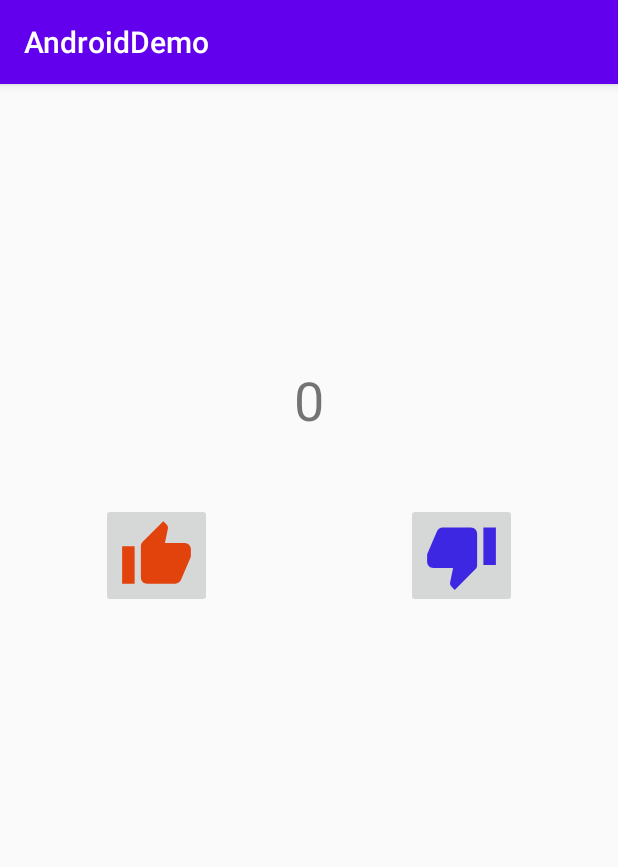
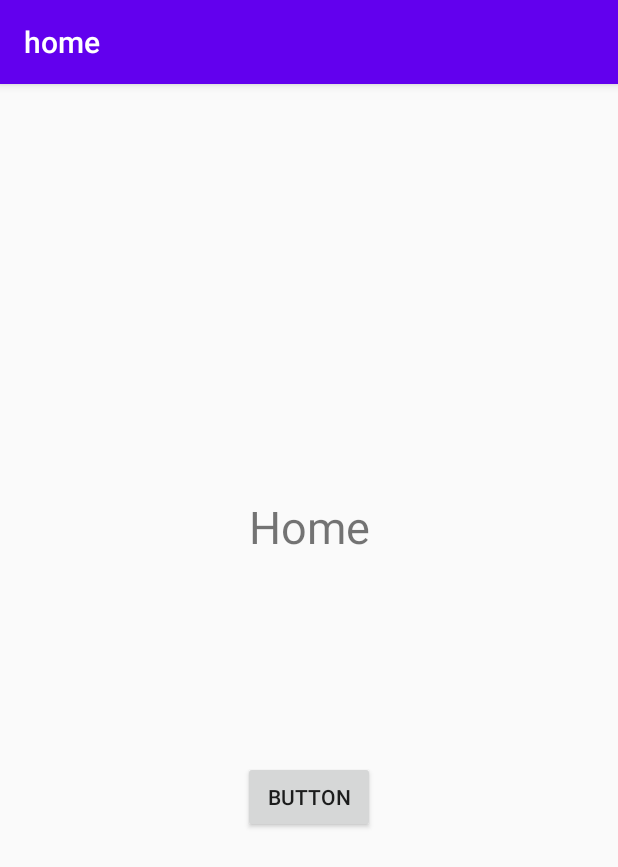
Before and after one commit to Edgar-Dong/Study, an Android app: the screen it shows after launch (LiveDataActivity before the commit, NavigationActivity after it), on a phone screen of 412 x 824 dp. Shown: the top 867 px of the screen. Run offline under Robolectric (Android 15) with nearby library versions, the phone set to English and light mode, and no system bars; our stand-ins replace Dagger/Hilt's generated code, navigation-ui; libraries missing offline, so code that uses them is left out: com.alibaba.android; 1 statement that could not run was skipped.

Commit message:
1、navigation入门 2、multidex添加

```diff
--- a/app/src/main/java/com/android/example/MainApp.java
+++ b/app/src/main/java/com/android/example/MainApp.java
@@ -1,6 +1,10 @@
 package com.android.example;
 
 import android.app.Application;
+import android.content.Context;
+
+import androidx.multidex.MultiDex;
+import androidx.multidex.MultiDexApplication;
 
 import com.alibaba.android.arouter.launcher.ARouter;
 import dagger.hilt.android.HiltAndroidApp;
@@ -11,7 +15,14 @@ import dagger.hilt.android.HiltAndroidApp;
  * @description:
  */
 @HiltAndroidApp
-public class MainApp extends Application {
+public class MainApp extends MultiDexApplication {
+
+    @Override
+    protected void attachBaseContext(Context base) {
+        super.attachBaseContext(base);
+        MultiDex.install(this);
+    }
+
     @Override
     public void onCreate() {
         super.onCreate();
--- /dev/null
+++ b/app/src/main/java/com/android/example/jetpack/navigation/HomeFragment.java
@@ -0,0 +1,81 @@
+package com.android.example.jetpack.navigation;
+
+import android.os.Bundle;
+
+import androidx.annotation.Nullable;
+import androidx.fragment.app.Fragment;
+import androidx.navigation.NavController;
+import androidx.navigation.Navigation;
+
+import android.view.LayoutInflater;
+import android.view.View;
+import android.view.ViewGroup;
+
+import com.android.example.R;
+
+/**
+ * A simple {@link Fragment} subclass.
+ * Use the {@link HomeFragment#newInstance} factory method to
+ * create an instance of this fragment.
+ */
+public class HomeFragment extends Fragment {
+
+    // TODO: Rename parameter arguments, choose names that match
+    // the fragment initialization parameters, e.g. ARG_ITEM_NUMBER
+    private static final String ARG_PARAM1 = "param1";
+    private static final String ARG_PARAM2 = "param2";
+
+    // TODO: Rename and change types of parameters
+    private String mParam1;
+    private String mParam2;
+
+    public HomeFragment() {
+        // Required empty public constructor
+    }
+
+    /**
+     * Use this factory method to create a new instance of
+     * this fragment using the provided parameters.
+     *
+     * @param param1 Parameter 1.
+     * @param param2 Parameter 2.
+     * @return A new instance of fragment HomeFragment.
+     */
+    // TODO: Rename and change types and number of parameters
+    public static HomeFragment newInstance(String param1, String param2) {
+        HomeFragment fragment = new HomeFragment();
+        Bundle args = new Bundle();
+        args.putString(ARG_PARAM1, param1);
+        args.putString(ARG_PARAM2, param2);
+        fragment.setArguments(args);
+        return fragment;
+    }
+
+    @Override
+    public void onCreate(Bundle savedInstanceState) {
+        super.onCreate(savedInstanceState);
+        if (getArguments() != null) {
+            mParam1 = getArguments().getString(ARG_PARAM1);
+            mParam2 = getArguments().getString(ARG_PARAM2);
+        }
+    }
+
+    @Override
+    public View onCreateView(LayoutInflater inflater, ViewGroup container,
+                             Bundle savedInstanceState) {
+        // Inflate the layout for this fragment
+        return inflater.inflate(R.layout.fragment_home, container, false);
+    }
+
+    @Override
+    public void onActivityCreated(@Nullable Bundle savedInstanceState) {
+        super.onActivityCreated(savedInstanceState);
+        getView().findViewById(R.id.button).setOnClickListener(new View.OnClickListener() {
+            @Override
+            public void onClick(View v) {
+                NavController controller = Navigation.findNavController(v);
+                controller.navigate(R.id.action_homeFragment_to_detailFragment);
+            }
+        });
+    }
+}
--- /dev/null
+++ b/app/src/main/java/com/android/example/jetpack/navigation/NavigationActivity.java
@@ -0,0 +1,28 @@
+package com.android.example.jetpack.navigation;
+
+import androidx.appcompat.app.AppCompatActivity;
+import androidx.navigation.NavController;
+import androidx.navigation.Navigation;
+import androidx.navigation.ui.NavigationUI;
+
+import android.os.Bundle;
+
+import com.android.example.R;
+
+public class NavigationActivity extends AppCompatActivity {
+
+    @Override
+    protected void onCreate(Bundle savedInstanceState) {
+        super.onCreate(savedInstanceState);
+        setContentView(R.layout.activity_navigation);
+        NavController controller = Navigation.findNavController(this,R.id.fragment);
+        NavigationUI.setupActionBarWithNavController(this,controller);
+    }
+
+    @Override
+    public boolean onSupportNavigateUp() {
+        //return super.onSupportNavigateUp();
+        NavController controller = Navigation.findNavController(this,R.id.fragment);
+        return controller.navigateUp();
+    }
+}
--- /dev/null
+++ b/app/src/main/res/layout/activity_navigation.xml
@@ -0,0 +1,20 @@
+<?xml version="1.0" encoding="utf-8"?>
+<androidx.constraintlayout.widget.ConstraintLayout xmlns:android="http://schemas.android.com/apk/res/android"
+    xmlns:app="http://schemas.android.com/apk/res-auto"
+    xmlns:tools="http://schemas.android.com/tools"
+    android:layout_width="match_parent"
+    android:layout_height="match_parent"
+    tools:context=".jetpack.navigation.NavigationActivity">
+
+    <fragment
+        android:id="@+id/fragment"
+        android:name="androidx.navigation.fragment.NavHostFragment"
+        android:layout_width="match_parent"
+        android:layout_height="match_parent"
+        app:defaultNavHost="true"
+        app:layout_constraintBottom_toBottomOf="parent"
+        app:layout_constraintEnd_toEndOf="parent"
+        app:layout_constraintStart_toStartOf="parent"
+        app:layout_constraintTop_toTopOf="parent"
+        app:navGraph="@navigation/my_nav_graph" />
+</androidx.constraintlayout.widget.ConstraintLayout>
--- /dev/null
+++ b/app/src/main/res/layout/fragment_home.xml
@@ -0,0 +1,44 @@
+<?xml version="1.0" encoding="utf-8"?>
+<FrameLayout xmlns:android="http://schemas.android.com/apk/res/android"
+    xmlns:app="http://schemas.android.com/apk/res-auto"
+    xmlns:tools="http://schemas.android.com/tools"
+    android:layout_width="match_parent"
+    android:layout_height="match_parent"
+    tools:context=".jetpack.navigation.HomeFragment">
+
+    <androidx.constraintlayout.widget.ConstraintLayout
+        android:layout_width="match_parent"
+        android:layout_height="match_parent">
+
+        <androidx.constraintlayout.widget.Guideline
+            android:id="@+id/guideline"
+            android:layout_width="wrap_content"
+            android:layout_height="wrap_content"
+            android:orientation="horizontal"
+            app:layout_constraintGuide_begin="516dp"
+            app:layout_constraintGuide_percent="0.5" />
+
+        <TextView
+            android:id="@+id/textView3"
+            android:layout_width="wrap_content"
+            android:layout_height="wrap_content"
+            android:text="@string/home"
+            android:textSize="30sp"
+            app:layout_constraintBottom_toTopOf="@+id/guideline"
+            app:layout_constraintEnd_toEndOf="parent"
+            app:layout_constraintStart_toStartOf="parent"
+            app:layout_constraintTop_toTopOf="parent"
+            app:layout_constraintVertical_bias="0.8" />
+
+        <Button
+            android:id="@+id/button"
+            android:layout_width="wrap_content"
+            android:layout_height="wrap_content"
+            android:text="@string/nav_home_button"
+            app:layout_constraintBottom_toBottomOf="parent"
+            app:layout_constraintEnd_toEndOf="parent"
+            app:layout_constraintStart_toStartOf="parent"
+            app:layout_constraintTop_toTopOf="@+id/guideline"
+            app:layout_constraintVertical_bias="0.19999999" />
+    </androidx.constraintlayout.widget.ConstraintLayout>
+</FrameLayout>
--- /dev/null
+++ b/app/src/main/res/navigation/my_nav_graph.xml
@@ -0,0 +1,30 @@
+<?xml version="1.0" encoding="utf-8"?>
+<navigation xmlns:android="http://schemas.android.com/apk/res/android"
+    xmlns:app="http://schemas.android.com/apk/res-auto"
+    xmlns:tools="http://schemas.android.com/tools"
+    android:id="@+id/my_nav_graph"
+    app:startDestination="@id/homeFragment">
+
+    <fragment
+        android:id="@+id/homeFragment"
+        android:name="com.android.example.jetpack.navigation.HomeFragment"
+        android:label="home"
+        tools:layout="@layout/fragment_home">
+        <action
+            android:id="@+id/action_homeFragment_to_detailFragment"
+            app:destination="@id/detailFragment"
+            app:enterAnim="@anim/nav_default_enter_anim"
+            app:exitAnim="@anim/nav_default_exit_anim" />
+    </fragment>
+    <fragment
+        android:id="@+id/detailFragment"
+        android:name="com.android.example.jetpack.navigation.DetailFragment"
+        android:label="detail"
+        tools:layout="@layout/fragment_detail">
+        <action
+            android:id="@+id/action_detailFragment_to_homeFragment"
+            app:destination="@id/homeFragment"
+            app:enterAnim="@anim/nav_default_enter_anim"
+            app:exitAnim="@anim/nav_default_exit_anim" />
+    </fragment>
+</navigation>
--- a/app/src/main/res/values/strings.xml
+++ b/app/src/main/res/values/strings.xml
@@ -53,4 +53,10 @@
     <string name="button3">+3</string>
     <string name="undoButton">undo</string>
     <string name="resetButton">reset</string>
+    <!-- TODO: Remove or change this placeholder text -->
+    <string name="hello_blank_fragment">Hello blank fragment</string>
+    <string name="home">Home</string>
+    <string name="nav_home_button">Button</string>
+    <string name="detail">Detail</string>
+    <string name="nav_detail_button">Button</string>
 </resources>
```
Also changed, not shown: app/build.gradle (+11 -0 lines), app/src/main/AndroidManifest.xml (+12 -4 lines), app/src/main/java/com/android/example/jetpack/navigation/DetailFragment.java (added, +74 -0 lines), app/src/main/res/layout/fragment_detail.xml (added, +44 -0 lines).
